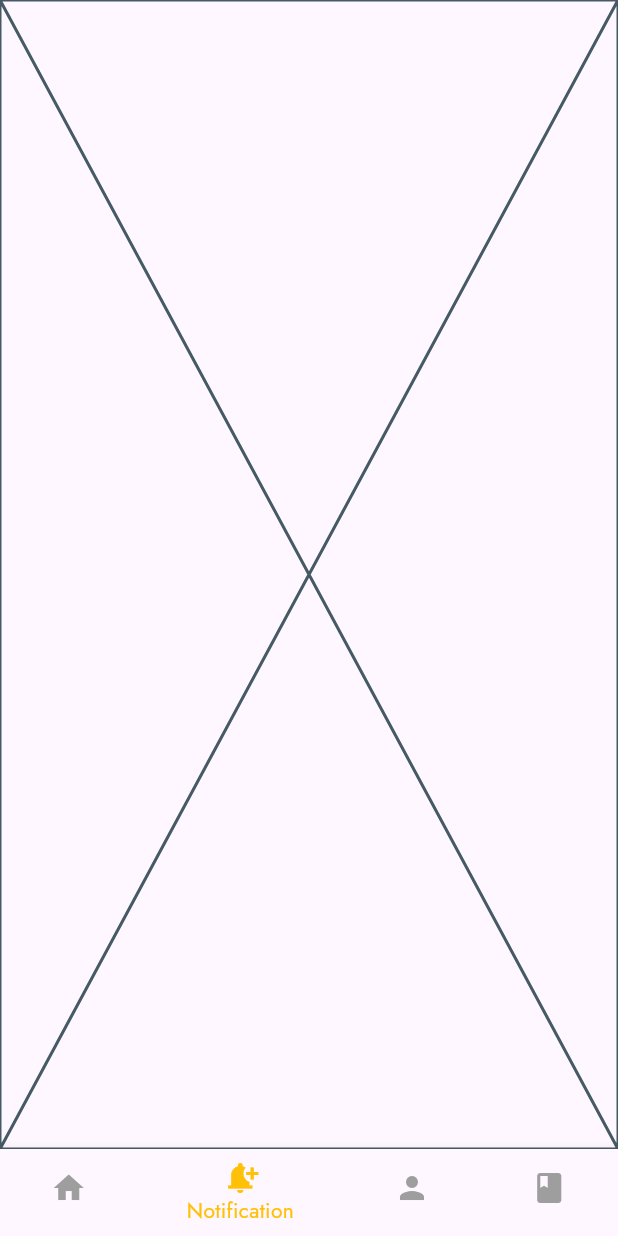
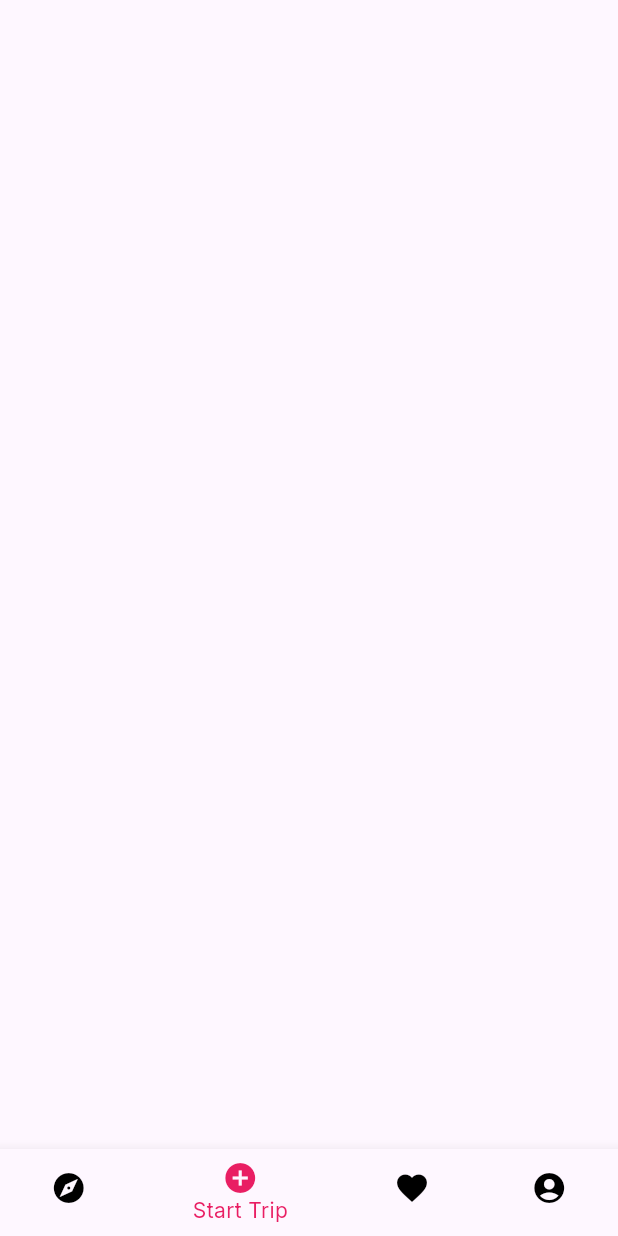
Before and after one commit to shrutin216-a11y/MOTTO-SUPERX, a Flutter app: the BottomNavigationWidget screen opened directly, item 2 of the bottom bar chosen, on a phone screen of 412 x 824 dp. Run offline on Flutter 3.47's test engine with Material 3 defaults, Android fonts, the phone set to English and light mode, and no system bars; our stand-ins replace carousel_slider, firebase_auth, firebase_core, google_fonts, shared_preferences; accounts and stored records are empty.

```diff
--- /dev/null
+++ b/lib/StartTrip.dart
@@ -0,0 +1,15 @@
+import 'package:flutter/material.dart';
+
+class StartTrip extends StatefulWidget {
+  const StartTrip({super.key});
+
+  @override
+  State<StartTrip> createState() => _StartTripState();
+}
+
+class _StartTripState extends State<StartTrip> {
+  @override
+  Widget build(BuildContext context) {
+    return Scaffold();
+  }
+}
--- a/lib/bottom_navigation_screen.dart
+++ b/lib/bottom_navigation_screen.dart
@@ -1,9 +1,9 @@
 import 'dart:developer';
 import 'package:flutter/material.dart';
-import 'package:motto_app/courses_screen.dart';
-import 'package:motto_app/dynamic_gridview.dart';
+import 'package:motto_app/Home_screen.dart';
+import 'package:motto_app/Favourites.dart';
+import 'package:motto_app/StartTrip.dart';
 import 'package:motto_app/profile_screen.dart';
-import 'package:motto_app/static_gridview.dart';
 
 class BottomNavigationWidget extends StatefulWidget {
   const BottomNavigationWidget({super.key});
@@ -21,21 +21,21 @@ class _BottomNavigationWidgetState extends State<BottomNavigationWidget> {
       body: pages(currentSelectedIndex),
       bottomNavigationBar: BottomNavigationBar(
         currentIndex: currentSelectedIndex,
-        selectedItemColor: Colors.amber,
-        unselectedItemColor: Colors.grey,
+        selectedItemColor: Colors.pink,
+        unselectedItemColor: Colors.black,
         onTap: (value) {
           log("Index: $value");
           currentSelectedIndex = value;
           setState(() {});
         },
         items: [
-          BottomNavigationBarItem(icon: Icon(Icons.home), label: "Home"),
+          BottomNavigationBarItem(icon: Icon(Icons.explore), label: "Explore"),
           BottomNavigationBarItem(
-            icon: Icon(Icons.notification_add),
-            label: "Notification",
+            icon: Icon(Icons.add_circle),
+            label: "Start Trip",
           ),
-          BottomNavigationBarItem(icon: Icon(Icons.person), label: "Profile"),
-          BottomNavigationBarItem(icon: Icon(Icons.book), label: "Courses"),
+          BottomNavigationBarItem(icon: Icon(Icons.favorite_sharp), label: "Likes"),
+          BottomNavigationBarItem(icon: Icon(Icons.account_circle_sharp), label: "Profile"),
         ],
       ),
     );
@@ -44,13 +44,13 @@ class _BottomNavigationWidgetState extends State<BottomNavigationWidget> {
   pages(int index) {
     switch (index) {
       case 0:
-        return StaticGridview();
+        return HomeScreen();
       case 1:
-        return DynamicGridview();
+        return StartTrip();
       case 2:
+        return Favourites();
+      case 3:
         return ProfileScreen();
-      case 3:
-        return CoursesScreen();
       default:
         return Container();
     }
--- a/lib/dynamic_gridview.dart
+++ /dev/null
@@ -1,10 +0,0 @@
-import 'package:flutter/material.dart';
-
-class DynamicGridview extends StatelessWidget {
-  const DynamicGridview({super.key});
-
-  @override
-  Widget build(BuildContext context) {
-    return const Placeholder();
-  }
-}
--- a/lib/main.dart
+++ b/lib/main.dart
@@ -24,7 +24,7 @@ class MainApp extends StatelessWidget {
   Widget build(BuildContext context) {
     return  MaterialApp(
       theme: ThemeData(
-       textTheme: GoogleFonts.jostTextTheme(),
+       textTheme: GoogleFonts.interTextTheme(),
       ),
       debugShowCheckedModeBanner: false,
       home: Scaffold(body: splashscreen()),
--- a/lib/profile_screen.dart
+++ b/lib/profile_screen.dart
@@ -5,6 +5,10 @@ class ProfileScreen extends StatelessWidget {
 
   @override
   Widget build(BuildContext context) {
-    return const Placeholder();
+    return Scaffold(
+      appBar: AppBar(
+        title: Text("Profile",style: TextStyle(fontSize: 30,color: Colors.pink)),
+      ),
+    );
   }
 }
--- a/pubspec.yaml
+++ b/pubspec.yaml
@@ -12,6 +12,8 @@ dependencies:
   firebase_core: ^4.1.1
   firebase_auth: ^6.1.0
   google_fonts: ^6.2.1
+  shared_preferences: ^2.5.3
+  carousel_slider: ^5.1.1
 
 dev_dependencies:
   flutter_test:
@@ -23,3 +25,7 @@ flutter:
 
   assets:
     - assets/Motto logo.png
+    - assets/image.png
+    - assets/image1.png
+    - assets/image2.png
+    - assets/image3.png
```
Also changed, not shown: lib/Favourites.dart (added, +15 -0 lines), lib/Home_screen.dart (+29 -7 lines), lib/courses_screen.dart (deleted, +0 -10 lines), lib/login_screen.dart (+125 -75 lines), lib/shared_preference_screen.dart (added, +27 -0 lines), lib/signup_screen.dart (+20 -12 lines), lib/splash_screen.dart (+23 -3 lines), lib/static_gridview.dart (deleted, +0 -10 lines), assets/image.png (added), assets/image2.png (added), assets/image3.png (added), pubspec.lock, 2 other files.
